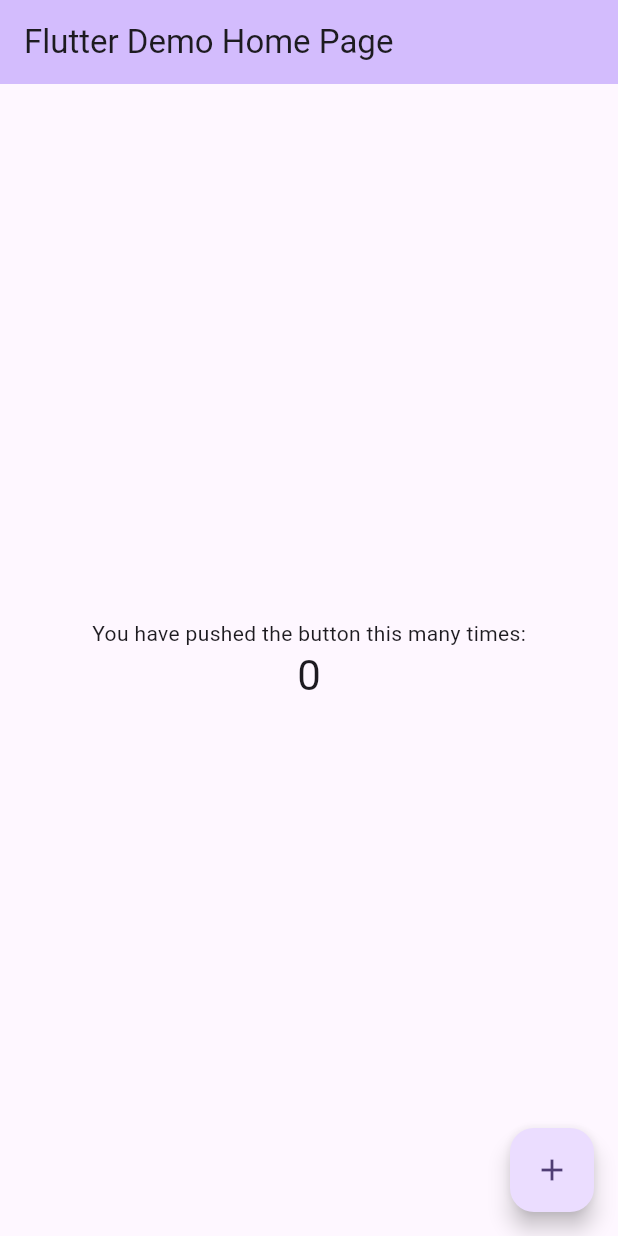
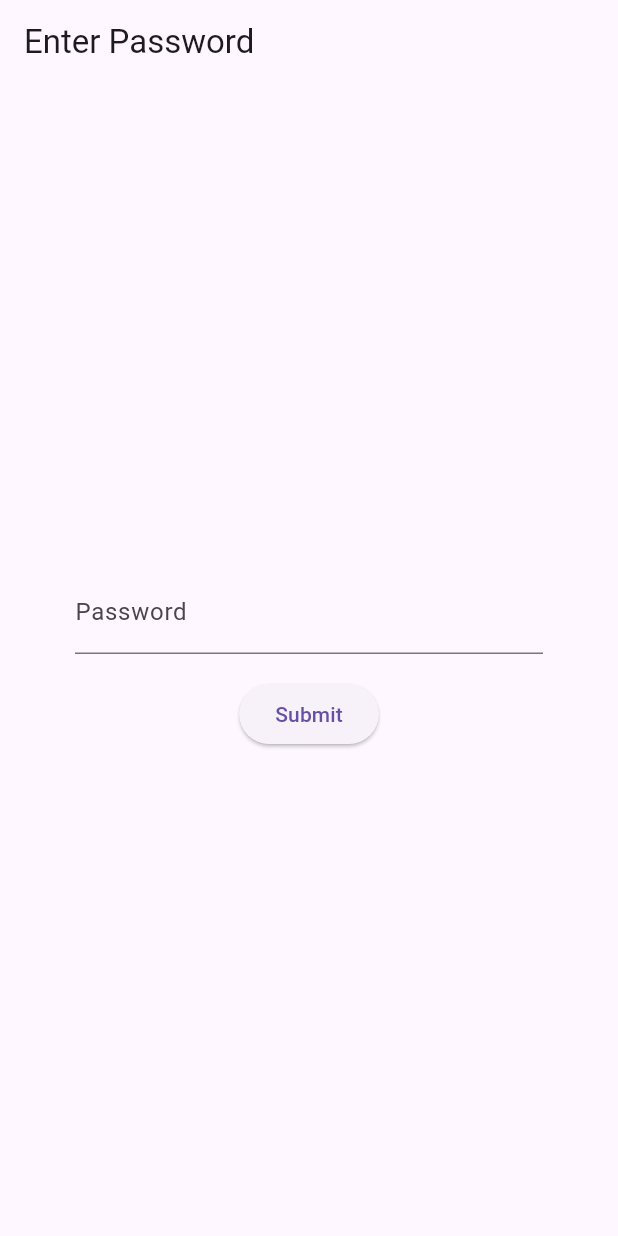
Before and after one commit to zFunx/flutter-masked-yt, a Flutter app: the screen it shows after launch, on a phone screen of 412 x 824 dp. Run offline on Flutter 3.47's test engine with Material 3 defaults, Android fonts, the phone set to English and light mode, and no system bars.

Commit message:
add password screen

```diff
--- a/lib/main.dart
+++ b/lib/main.dart
@@ -1,4 +1,5 @@
 import 'package:flutter/material.dart';
+import 'package:myapp/password_screen.dart';
 
 void main() {
   runApp(const MyApp());
@@ -11,115 +12,9 @@ class MyApp extends StatelessWidget {
   @override
   Widget build(BuildContext context) {
     return MaterialApp(
-      title: 'Flutter Demo',
-      theme: ThemeData(
-        // This is the theme of your application.
-        //
-        // TRY THIS: Try running your application with "flutter run". You'll see
-        // the application has a purple toolbar. Then, without quitting the app,
-        // try changing the seedColor in the colorScheme below to Colors.green
-        // and then invoke "hot reload" (save your changes or press the "hot
-        // reload" button in a Flutter-supported IDE, or press "r" if you used
-        // the command line to start the app).
-        //
-        // Notice that the counter didn't reset back to zero; the application
-        // state is not lost during the reload. To reset the state, use hot
-        // restart instead.
-        //
-        // This works for code too, not just values: Most code changes can be
-        // tested with just a hot reload.
-        colorScheme: ColorScheme.fromSeed(seedColor: Colors.deepPurple),
-        useMaterial3: true,
-      ),
-      home: const MyHomePage(title: 'Flutter Demo Home Page'),
+      title: 'Password Protected',
+      theme: ThemeData(primarySwatch: Colors.blue),
+      home: const PasswordScreen(),
     );
   }
 }
-
-class MyHomePage extends StatefulWidget {
-  const MyHomePage({super.key, required this.title});
-
-  // This widget is the home page of your application. It is stateful, meaning
-  // that it has a State object (defined below) that contains fields that affect
-  // how it looks.
-
-  // This class is the configuration for the state. It holds the values (in this
-  // case the title) provided by the parent (in this case the App widget) and
-  // used by the build method of the State. Fields in a Widget subclass are
-  // always marked "final".
-
-  final String title;
-
-  @override
-  State<MyHomePage> createState() => _MyHomePageState();
-}
-
-class _MyHomePageState extends State<MyHomePage> {
-  int _counter = 0;
-
-  void _incrementCounter() {
-    setState(() {
-      // This call to setState tells the Flutter framework that something has
-      // changed in this State, which causes it to rerun the build method below
-      // so that the display can reflect the updated values. If we changed
-      // _counter without calling setState(), then the build method would not be
-      // called again, and so nothing would appear to happen.
-      _counter++;
-    });
-  }
-
-  @override
-  Widget build(BuildContext context) {
-    // This method is rerun every time setState is called, for instance as done
-    // by the _incrementCounter method above.
-    //
-    // The Flutter framework has been optimized to make rerunning build methods
-    // fast, so that you can just rebuild anything that needs updating rather
-    // than having to individually change instances of widgets.
-    return Scaffold(
-      appBar: AppBar(
-        // TRY THIS: Try changing the color here to a specific color (to
-        // Colors.amber, perhaps?) and trigger a hot reload to see the AppBar
-        // change color while the other colors stay the same.
-        backgroundColor: Theme.of(context).colorScheme.inversePrimary,
-        // Here we take the value from the MyHomePage object that was created by
-        // the App.build method, and use it to set our appbar title.
-        title: Text(widget.title),
-      ),
-      body: Center(
-        // Center is a layout widget. It takes a single child and positions it
-        // in the middle of the parent.
-        child: Column(
-          // Column is also a layout widget. It takes a list of children and
-          // arranges them vertically. By default, it sizes itself to fit its
-          // children horizontally, and tries to be as tall as its parent.
-          //
-          // Column has various properties to control how it sizes itself and
-          // how it positions its children. Here we use mainAxisAlignment to
-          // center the children vertically; the main axis here is the vertical
-          // axis because Columns are vertical (the cross axis would be
-          // horizontal).
-          //
-          // TRY THIS: Invoke "debug painting" (choose the "Toggle Debug Paint"
-          // action in the IDE, or press "p" in the console), to see the
-          // wireframe for each widget.
-          mainAxisAlignment: MainAxisAlignment.center,
-          children: <Widget>[
-            const Text(
-              'You have pushed the button this many times:',
-            ),
-            Text(
-              '$_counter',
-              style: Theme.of(context).textTheme.headlineMedium,
-            ),
-          ],
-        ),
-      ),
-      floatingActionButton: FloatingActionButton(
-        onPressed: _incrementCounter,
-        tooltip: 'Increment',
-        child: const Icon(Icons.add),
-      ), // This trailing comma makes auto-formatting nicer for build methods.
-    );
-  }
-}
--- /dev/null
+++ b/lib/password_screen.dart
@@ -0,0 +1,65 @@
+import 'package:flutter/material.dart';
+
+class PasswordScreen extends StatefulWidget {
+  const PasswordScreen({super.key});
+
+  @override
+  State<PasswordScreen> createState() => _PasswordScreenState();
+}
+
+class _PasswordScreenState extends State<PasswordScreen> {
+  final TextEditingController _passwordController = TextEditingController();
+  final String _correctPassword = '1234'; // Example password
+  String? _errorMessage;
+
+  void _checkPassword() {
+    if (_passwordController.text == _correctPassword) {
+      // Navigator.push(
+      //   context,
+      //   MaterialPageRoute(builder: (_) => const HiddenVideoScreen()),
+      // );
+    } else {
+      setState(() {
+        _errorMessage = 'Incorrect password. Please try again.';
+      });
+    }
+  }
+
+  @override
+  Widget build(BuildContext context) {
+    return Scaffold(
+      appBar: AppBar(
+        title: const Text('Enter Password'),
+      ),
+      body: Center(
+        child: Padding(
+          padding: const EdgeInsets.symmetric(horizontal: 50.0),
+          child: Column(
+            mainAxisSize: MainAxisSize.min,
+            children: [
+              TextField(
+                controller: _passwordController,
+                obscureText: true,
+                decoration: const InputDecoration(
+                  labelText: 'Password',
+                ),
+              ),
+              const SizedBox(height: 16),
+              ElevatedButton(
+                onPressed: _checkPassword,
+                child: const Text('Submit'),
+              ),
+              if (_errorMessage != null) ...[
+                const SizedBox(height: 16),
+                Text(
+                  _errorMessage!,
+                  style: const TextStyle(color: Colors.red),
+                ),
+              ],
+            ],
+          ),
+        ),
+      ),
+    );
+  }
+}
```
Also changed, not shown: pubspec.lock.
